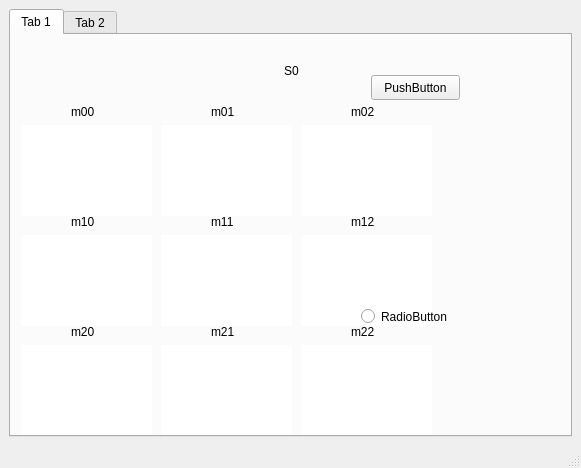
Old version of the form GUI/gui.ui in the repository dsilvapiedra/MWSI.
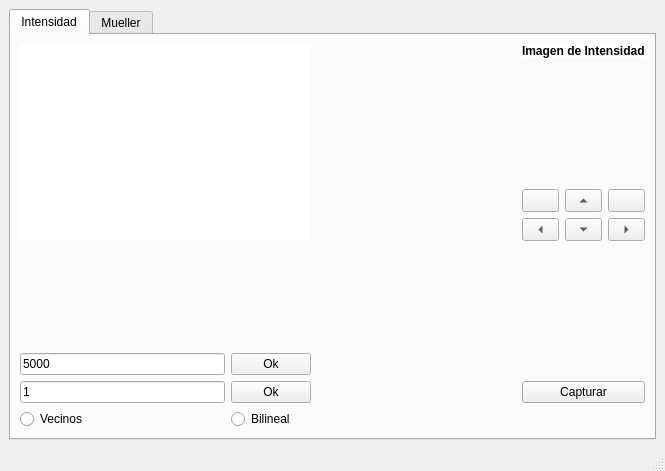
New version of the form. Icons and pictures are not drawn.

Commit message: Actualizar GUI y comenzar main de GUI

The edit to the form file:
```diff
--- a/GUI/gui.ui
+++ b/GUI/gui.ui
@@ -6,23 +6,313 @@
    <rect>
     <x>0</x>
     <y>0</y>
-    <width>581</width>
-    <height>468</height>
+    <width>665</width>
+    <height>471</height>
    </rect>
   </property>
   <property name="windowTitle">
    <string>MainWindow</string>
   </property>
   <widget class="QWidget" name="centralwidget">
-   <layout class="QVBoxLayout" name="verticalLayout">
+   <layout class="QHBoxLayout" name="horizontalLayout_4">
     <item>
      <widget class="QTabWidget" name="tabWidget">
+      <property name="sizePolicy">
+       <sizepolicy hsizetype="Expanding" vsizetype="Expanding">
+        <horstretch>0</horstretch>
+        <verstretch>0</verstretch>
+       </sizepolicy>
+      </property>
+      <property name="minimumSize">
+       <size>
+        <width>0</width>
+        <height>0</height>
+       </size>
+      </property>
+      <property name="styleSheet">
+       <string notr="true"/>
+      </property>
       <property name="currentIndex">
        <number>0</number>
       </property>
+      <widget class="QWidget" name="intensidadTab">
+       <property name="sizePolicy">
+        <sizepolicy hsizetype="Preferred" vsizetype="Preferred">
+         <horstretch>0</horstretch>
+         <verstretch>0</verstretch>
+        </sizepolicy>
+       </property>
+       <attribute name="title">
+        <string>Intensidad</string>
+       </attribute>
+       <layout class="QGridLayout" name="gridLayout">
+        <item row="9" column="0">
+         <widget class="QRadioButton" name="radioButton_2">
+          <property name="text">
+           <string>Vecinos</string>
+          </property>
+          <attribute name="buttonGroup">
+           <string notr="true">interpolacion</string>
+          </attribute>
+         </widget>
+        </item>
+        <item row="9" column="1">
+         <widget class="QRadioButton" name="radioButton_3">
+          <property name="text">
+           <string>Bilineal</string>
+          </property>
+          <attribute name="buttonGroup">
+           <string notr="true">interpolacion</string>
+          </attribute>
+         </widget>
+        </item>
+        <item row="7" column="0">
+         <widget class="QLineEdit" name="lineEdit">
+          <property name="text">
+           <string>5000</string>
+          </property>
+          <property name="readOnly">
+           <bool>false</bool>
+          </property>
+          <property name="placeholderText">
+           <string>Exposición</string>
+          </property>
+         </widget>
+        </item>
+        <item row="7" column="1">
+         <widget class="QPushButton" name="pushButton_2">
+          <property name="text">
+           <string>Ok</string>
+          </property>
+         </widget>
+        </item>
+        <item row="4" column="3">
+         <widget class="QToolButton" name="toolButton_5">
+          <property name="sizePolicy">
+           <sizepolicy hsizetype="Minimum" vsizetype="Fixed">
+            <horstretch>0</horstretch>
+            <verstretch>0</verstretch>
+           </sizepolicy>
+          </property>
+          <property name="cursor">
+           <cursorShape>PointingHandCursor</cursorShape>
+          </property>
+          <property name="text">
+           <string/>
+          </property>
+          <property name="icon">
+           <iconset>
+            <normaloff>../../../Descargas/larrow.png</normaloff>../../../Descargas/larrow.png</iconset>
+          </property>
+          <property name="toolButtonStyle">
+           <enum>Qt::ToolButtonIconOnly</enum>
+          </property>
+          <property name="arrowType">
+           <enum>Qt::NoArrow</enum>
+          </property>
+         </widget>
+        </item>
+        <item row="6" column="0">
+         <spacer name="verticalSpacer_2">
+          <property name="orientation">
+           <enum>Qt::Vertical</enum>
+          </property>
+          <property name="sizeHint" stdset="0">
+           <size>
+            <width>20</width>
+            <height>40</height>
+           </size>
+          </property>
+         </spacer>
+        </item>
+        <item row="8" column="0">
+         <widget class="QLineEdit" name="lineEdit_2">
+          <property name="text">
+           <string>1</string>
+          </property>
+          <property name="readOnly">
+           <bool>false</bool>
+          </property>
+          <property name="placeholderText">
+           <string>Num. Promedios</string>
+          </property>
+         </widget>
+        </item>
+        <item row="4" column="4">
+         <widget class="QToolButton" name="toolButton">
+          <property name="sizePolicy">
+           <sizepolicy hsizetype="Minimum" vsizetype="Fixed">
+            <horstretch>0</horstretch>
+            <verstretch>0</verstretch>
+           </sizepolicy>
+          </property>
+          <property name="cursor">
+           <cursorShape>PointingHandCursor</cursorShape>
+          </property>
+          <property name="text">
+           <string>...</string>
+          </property>
+          <property name="arrowType">
+           <enum>Qt::UpArrow</enum>
+          </property>
+         </widget>
+        </item>
+        <item row="1" column="3">
+         <spacer name="verticalSpacer">
+          <property name="orientation">
+           <enum>Qt::Vertical</enum>
+          </property>
+          <property name="sizeHint" stdset="0">
+           <size>
+            <width>20</width>
+            <height>40</height>
+           </size>
+          </property>
+         </spacer>
+        </item>
+        <item row="4" column="5">
+         <widget class="QToolButton" name="toolButton_6">
+          <property name="sizePolicy">
+           <sizepolicy hsizetype="Minimum" vsizetype="Fixed">
+            <horstretch>0</horstretch>
+            <verstretch>0</verstretch>
+           </sizepolicy>
+          </property>
+          <property name="cursor">
+           <cursorShape>PointingHandCursor</cursorShape>
+          </property>
+          <property name="text">
+           <string/>
+          </property>
+          <property name="icon">
+           <iconset>
+            <normaloff>../../../Descargas/rarrow.png</normaloff>../../../Descargas/rarrow.png</iconset>
+          </property>
+          <property name="toolButtonStyle">
+           <enum>Qt::ToolButtonIconOnly</enum>
+          </property>
+          <property name="arrowType">
+           <enum>Qt::NoArrow</enum>
+          </property>
+         </widget>
+        </item>
+        <item row="5" column="4">
+         <widget class="QToolButton" name="toolButton_2">
+          <property name="sizePolicy">
+           <sizepolicy hsizetype="Minimum" vsizetype="Fixed">
+            <horstretch>0</horstretch>
+            <verstretch>0</verstretch>
+           </sizepolicy>
+          </property>
+          <property name="cursor">
+           <cursorShape>PointingHandCursor</cursorShape>
+          </property>
+          <property name="text">
+           <string>...</string>
+          </property>
+          <property name="arrowType">
+           <enum>Qt::DownArrow</enum>
+          </property>
+         </widget>
+        </item>
+        <item row="8" column="1">
+         <widget class="QPushButton" name="pushButton_4">
+          <property name="text">
+           <string>Ok</string>
+          </property>
+         </widget>
+        </item>
+        <item row="8" column="3" colspan="3">
+         <widget class="QPushButton" name="pushButton_3">
+          <property name="text">
+           <string>Capturar</string>
+          </property>
+         </widget>
+        </item>
+        <item row="5" column="3">
+         <widget class="QToolButton" name="toolButton_4">
+          <property name="sizePolicy">
+           <sizepolicy hsizetype="Minimum" vsizetype="Fixed">
+            <horstretch>0</horstretch>
+            <verstretch>0</verstretch>
+           </sizepolicy>
+          </property>
+          <property name="cursor">
+           <cursorShape>PointingHandCursor</cursorShape>
+          </property>
+          <property name="text">
+           <string>...</string>
+          </property>
+          <property name="arrowType">
+           <enum>Qt::LeftArrow</enum>
+          </property>
+         </widget>
+        </item>
+        <item row="5" column="5">
+         <widget class="QToolButton" name="toolButton_3">
+          <property name="sizePolicy">
+           <sizepolicy hsizetype="Minimum" vsizetype="Fixed">
+            <horstretch>0</horstretch>
+            <verstretch>0</verstretch>
+           </sizepolicy>
+          </property>
+          <property name="cursor">
+           <cursorShape>PointingHandCursor</cursorShape>
+          </property>
+          <property name="text">
+           <string>...</string>
+          </property>
+          <property name="arrowType">
+           <enum>Qt::RightArrow</enum>
+          </property>
+         </widget>
+        </item>
+        <item row="0" column="0" rowspan="6" colspan="2">
+         <widget class="QLabel" name="S0">
+          <property name="maximumSize">
+           <size>
+            <width>500</width>
+            <height>400</height>
+           </size>
+          </property>
+          <property name="styleSheet">
+           <string notr="true">background: rgb(255, 255, 255)</string>
+          </property>
+          <property name="text">
+           <string/>
+          </property>
+         </widget>
+        </item>
+        <item row="0" column="3" colspan="3">
+         <widget class="QLabel" name="label">
+          <property name="styleSheet">
+           <string notr="true">background: rgb(255, 255, 255);
+font-weight: bold;
+</string>
+          </property>
+          <property name="text">
+           <string>Imagen de Intensidad</string>
+          </property>
+         </widget>
+        </item>
+        <item row="8" column="2">
+         <spacer name="horizontalSpacer">
+          <property name="orientation">
+           <enum>Qt::Horizontal</enum>
+          </property>
+          <property name="sizeHint" stdset="0">
+           <size>
+            <width>40</width>
+            <height>20</height>
+           </size>
+          </property>
+         </spacer>
+        </item>
+       </layout>
+      </widget>
       <widget class="QWidget" name="tab">
        <attribute name="title">
-        <string>Tab 1</string>
+        <string>Mueller</string>
        </attribute>
        <widget class="QLabel" name="m00_img">
         <property name="geometry">
@@ -377,11 +667,6 @@
         </property>
        </widget>
       </widget>
-      <widget class="QWidget" name="tab_2">
-       <attribute name="title">
-        <string>Tab 2</string>
-       </attribute>
-      </widget>
      </widget>
     </item>
    </layout>
```
Left out of the diff: 13 changed lines with no effect on the pictures. The commit also changes 3 other files.
